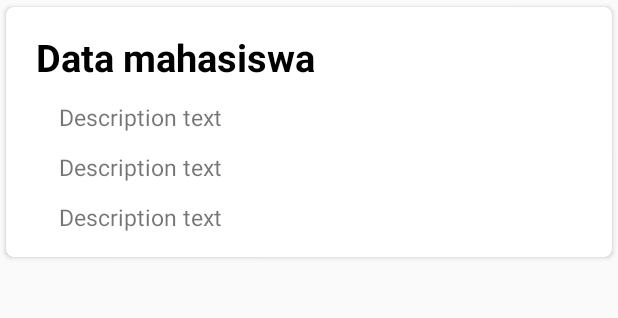
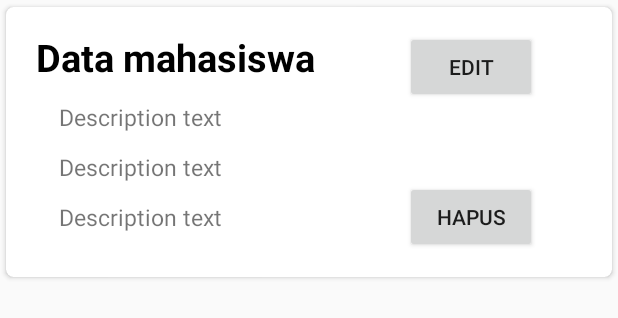
Before and after one commit to Fransiskusdeli/PemrogramanAndroid, an Android app: the layout uiinputmah.xml on its own in the app's theme, with its tools: preview values and no code run, on a phone screen of 412 x 824 dp. Shown: the top 318 px of the screen. Run offline under Robolectric (Android 15) with nearby library versions, the light colour scheme and no system bars.

Commit message:
Master commit (T8)

```diff
--- a/HelloWorld/app/src/main/res/layout/home.xml
+++ b/HelloWorld/app/src/main/res/layout/home.xml
@@ -34,8 +34,6 @@
             android:text="Fragment Kedua" />
 
 
-
-
         <com.google.android.material.tabs.TabItem
             android:id="@+id/Fragment3"
             android:layout_width="wrap_content"
@@ -52,8 +50,8 @@
 
     <androidx.viewpager.widget.ViewPager
         android:id="@+id/viewPager"
-        android:layout_width="300dp"
-        android:layout_height="619dp"
+        android:layout_width="411dp"
+        android:layout_height="603dp"
         app:layout_constraintBottom_toBottomOf="parent"
         app:layout_constraintEnd_toEndOf="parent"
         app:layout_constraintStart_toStartOf="parent"
--- a/HelloWorld/app/src/main/res/layout/uiinputmah.xml
+++ b/HelloWorld/app/src/main/res/layout/uiinputmah.xml
@@ -16,7 +16,7 @@
 
         <TextView
             android:id="@+id/t1"
-            android:layout_width="match_parent"
+            android:layout_width="201dp"
             android:layout_height="wrap_content"
             android:layout_marginLeft="4dp"
             android:gravity="center_vertical"
@@ -27,7 +27,7 @@
 
         <TextView
             android:id="@+id/idnamaa"
-            android:layout_width="match_parent"
+            android:layout_width="206dp"
             android:layout_height="wrap_content"
             android:layout_below="@id/t1"
             android:layout_marginLeft="19dp"
@@ -38,7 +38,7 @@
 
         <TextView
             android:id="@+id/idnimm"
-            android:layout_width="match_parent"
+            android:layout_width="206dp"
             android:layout_height="wrap_content"
             android:layout_below="@id/idnamaa"
             android:layout_marginLeft="19dp"
@@ -49,7 +49,7 @@
 
         <TextView
             android:id="@+id/idnohpp"
-            android:layout_width="match_parent"
+            android:layout_width="206dp"
             android:layout_height="wrap_content"
             android:layout_below="@id/idnimm"
             android:layout_marginLeft="19dp"
@@ -58,6 +58,22 @@
             android:text="Description text"
             android:textSize="15dp" />
 
+        <Button
+            android:id="@+id/btnHpus"
+            android:layout_width="wrap_content"
+            android:layout_height="wrap_content"
+            android:layout_marginLeft="250dp"
+            android:text="Edit" />
+
+        <Button
+            android:id="@+id/btnEditt"
+            android:layout_width="wrap_content"
+            android:layout_height="wrap_content"
+            android:layout_below="@+id/btnHpus"
+            android:layout_marginLeft="250dp"
+            android:layout_marginTop="52dp"
+            android:text="Hapus" />
+
 
     </RelativeLayout>
 </androidx.cardview.widget.CardView>
```
Also changed, not shown: HelloWorld/app/src/main/java/com/example/helloworld/Fragmenttiga.java (+40 -0 lines), HelloWorld/app/src/main/res/layout/detaildatamahasiswa.xml (added, +119 -0 lines).
